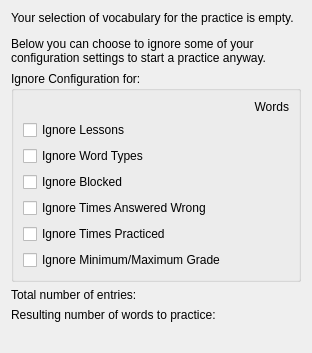
Old version of the form src/practice/entryfilter.ui in the repository KDE/parley.
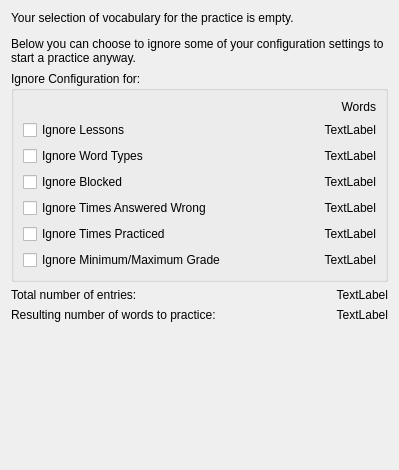
New version of the form.

Commit message:
hide placeholder strings from translators
Revert my earlier commits
894584, 894573, 894571 and gladhorn's 894596
and put KDE::DoNotExtract comments there to avoid extraction.

```diff
--- a/src/practice/entryfilter.ui
+++ b/src/practice/entryfilter.ui
@@ -5,8 +5,8 @@
    <rect>
     <x>0</x>
     <y>0</y>
-    <width>312</width>
-    <height>353</height>
+    <width>399</width>
+    <height>470</height>
    </rect>
   </property>
   <layout class="QVBoxLayout" >
@@ -39,7 +39,7 @@
       <item row="1" column="1" >
        <widget class="QLabel" name="lessonLabel" >
         <property name="text" >
-         <string/>
+         <string comment="KDE::DoNotExtract" >TextLabel</string>
         </property>
         <property name="alignment" >
          <set>Qt::AlignRight|Qt::AlignTrailing|Qt::AlignVCenter</set>
@@ -59,7 +59,7 @@
       <item row="2" column="1" >
        <widget class="QLabel" name="wordTypeLabel" >
         <property name="text" >
-         <string/>
+         <string comment="KDE::DoNotExtract" >TextLabel</string>
         </property>
         <property name="alignment" >
          <set>Qt::AlignRight|Qt::AlignTrailing|Qt::AlignVCenter</set>
@@ -79,7 +79,7 @@
       <item row="3" column="1" >
        <widget class="QLabel" name="blockedLabel" >
         <property name="text" >
-         <string/>
+         <string comment="KDE::DoNotExtract" >TextLabel</string>
         </property>
         <property name="alignment" >
          <set>Qt::AlignRight|Qt::AlignTrailing|Qt::AlignVCenter</set>
@@ -99,7 +99,7 @@
       <item row="4" column="1" >
        <widget class="QLabel" name="timesWrongLabel" >
         <property name="text" >
-         <string/>
+         <string comment="KDE::DoNotExtract" >TextLabel</string>
         </property>
         <property name="alignment" >
          <set>Qt::AlignRight|Qt::AlignTrailing|Qt::AlignVCenter</set>
@@ -119,7 +119,7 @@
       <item row="5" column="1" >
        <widget class="QLabel" name="timesPracticedLabel" >
         <property name="text" >
-         <string/>
+         <string comment="KDE::DoNotExtract" >TextLabel</string>
         </property>
         <property name="alignment" >
          <set>Qt::AlignRight|Qt::AlignTrailing|Qt::AlignVCenter</set>
@@ -139,7 +139,7 @@
       <item row="6" column="1" >
        <widget class="QLabel" name="minMaxGradeLabel" >
         <property name="text" >
-         <string/>
+         <string comment="KDE::DoNotExtract" >TextLabel</string>
         </property>
         <property name="alignment" >
          <set>Qt::AlignRight|Qt::AlignTrailing|Qt::AlignVCenter</set>
@@ -171,7 +171,7 @@
      <item>
       <widget class="QLabel" name="documentTotalLabel" >
        <property name="text" >
-        <string/>
+        <string comment="KDE::DoNotExtract" >TextLabel</string>
        </property>
        <property name="alignment" >
         <set>Qt::AlignRight|Qt::AlignTrailing|Qt::AlignVCenter</set>
@@ -192,7 +192,7 @@
      <item>
       <widget class="QLabel" name="totalLabel" >
        <property name="text" >
-        <string/>
+        <string comment="KDE::DoNotExtract" >TextLabel</string>
        </property>
        <property name="alignment" >
         <set>Qt::AlignRight|Qt::AlignTrailing|Qt::AlignVCenter</set>
```
